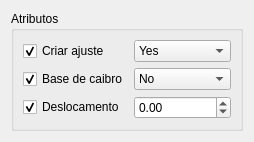
AtcSoftware/Plugin_Tessa, file Components/Component_TESSA_BASES/Resources/dialogs/Bases.Attributes.ui: the form before one commit.
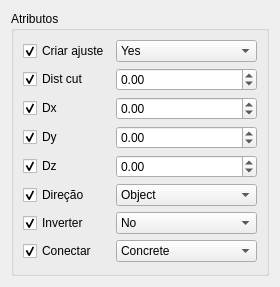
The form after the commit.

Diff of the .ui file:
```diff
--- a/Components/Component_TESSA_BASES/Resources/dialogs/Bases.Attributes.ui
+++ b/Components/Component_TESSA_BASES/Resources/dialogs/Bases.Attributes.ui
@@ -6,8 +6,8 @@
    <rect>
     <x>0</x>
     <y>0</y>
-    <width>254</width>
-    <height>123</height>
+    <width>280</width>
+    <height>287</height>
    </rect>
   </property>
   <property name="sizePolicy">
@@ -19,13 +19,13 @@
   <property name="windowTitle">
    <string>Beam Properties</string>
   </property>
-  <layout class="QGridLayout" name="gridLayout">
+  <layout class="QGridLayout" name="gridLayout_2">
    <item row="0" column="0">
     <widget class="QGroupBox" name="groupBox_2">
      <property name="title">
       <string>Atributos</string>
      </property>
-     <layout class="QGridLayout" name="gridLayout_2">
+     <layout class="QGridLayout" name="gridLayout">
       <item row="0" column="0">
        <widget class="QCheckBox" name="checkBoxToggleCreateFit">
         <property name="text">
@@ -75,9 +75,9 @@
        </widget>
       </item>
       <item row="1" column="0">
-       <widget class="QCheckBox" name="checkBoxToggleRafterBase">
+       <widget class="QCheckBox" name="checkBoxToggleMovCutZ">
         <property name="text">
-         <string>Base de caibro</string>
+         <string>Dist cut</string>
         </property>
         <property name="checked">
          <bool>true</bool>
@@ -91,18 +91,21 @@
        </widget>
       </item>
       <item row="1" column="1">
-       <widget class="QComboBox" name="comboBoxRafterBase">
-        <property name="sizePolicy">
-         <sizepolicy hsizetype="MinimumExpanding" vsizetype="Fixed">
-          <horstretch>0</horstretch>
-          <verstretch>0</verstretch>
-         </sizepolicy>
+       <widget class="QDoubleSpinBox" name="doubleSpinBoxMovCutZ">
+        <property name="sizeIncrement">
+         <size>
+          <width>0</width>
+          <height>0</height>
+         </size>
         </property>
-        <property name="currentText">
-         <string>No</string>
+        <property name="minimum">
+         <double>-100000000000.000000000000000</double>
         </property>
-        <property name="currentIndex">
-         <number>0</number>
+        <property name="maximum">
+         <double>100000000000.000000000000000</double>
+        </property>
+        <property name="value">
+         <double>0.000000000000000</double>
         </property>
         <property name="objectProperty" stdset="0">
          <string>RafterBase</string>
@@ -110,22 +113,12 @@
         <property name="widgetAction" stdset="0">
          <string/>
         </property>
-        <item>
-         <property name="text">
-          <string>No</string>
-         </property>
-        </item>
-        <item>
-         <property name="text">
-          <string>Yes</string>
-         </property>
-        </item>
        </widget>
       </item>
       <item row="2" column="0">
-       <widget class="QCheckBox" name="checkBoxToggleBaseDistance">
+       <widget class="QCheckBox" name="checkBoxToggleMovX">
         <property name="text">
-         <string>Deslocamento</string>
+         <string>Dx</string>
         </property>
         <property name="checked">
          <bool>true</bool>
@@ -139,7 +132,7 @@
        </widget>
       </item>
       <item row="2" column="1">
-       <widget class="QDoubleSpinBox" name="doubleSpinBoxBaseDistance">
+       <widget class="QDoubleSpinBox" name="doubleSpinBoxMovX">
         <property name="sizeIncrement">
          <size>
           <width>0</width>
@@ -163,6 +156,230 @@
         </property>
        </widget>
       </item>
+      <item row="3" column="0">
+       <widget class="QCheckBox" name="checkBoxToggleMovY">
+        <property name="text">
+         <string>Dy</string>
+        </property>
+        <property name="checked">
+         <bool>true</bool>
+        </property>
+        <property name="objectProperty" stdset="0">
+         <string>MovY</string>
+        </property>
+        <property name="widgetAction" stdset="0">
+         <string>toggleModifyProperty</string>
+        </property>
+       </widget>
+      </item>
+      <item row="3" column="1">
+       <widget class="QDoubleSpinBox" name="doubleSpinBoxMovY">
+        <property name="sizeIncrement">
+         <size>
+          <width>0</width>
+          <height>0</height>
+         </size>
+        </property>
+        <property name="minimum">
+         <double>-100000000000.000000000000000</double>
+        </property>
+        <property name="maximum">
+         <double>100000000000.000000000000000</double>
+        </property>
+        <property name="value">
+         <double>0.000000000000000</double>
+        </property>
+        <property name="objectProperty" stdset="0">
+         <string>MovY</string>
+        </property>
+        <property name="widgetAction" stdset="0">
+         <string/>
+        </property>
+       </widget>
+      </item>
+      <item row="4" column="0">
+       <widget class="QCheckBox" name="checkBoxToggleMovZ">
+        <property name="text">
+         <string>Dz</string>
+        </property>
+        <property name="checked">
+         <bool>true</bool>
+        </property>
+        <property name="objectProperty" stdset="0">
+         <string>MovZ</string>
+        </property>
+        <property name="widgetAction" stdset="0">
+         <string>toggleModifyProperty</string>
+        </property>
+       </widget>
+      </item>
+      <item row="4" column="1">
+       <widget class="QDoubleSpinBox" name="doubleSpinBoxMovZ">
+        <property name="sizeIncrement">
+         <size>
+          <width>0</width>
+          <height>0</height>
+         </size>
+        </property>
+        <property name="minimum">
+         <double>-100000000000.000000000000000</double>
+        </property>
+        <property name="maximum">
+         <double>100000000000.000000000000000</double>
+        </property>
+        <property name="value">
+         <double>0.000000000000000</double>
+        </property>
+        <property name="objectProperty" stdset="0">
+         <string>MovZ</string>
+        </property>
+        <property name="widgetAction" stdset="0">
+         <string/>
+        </property>
+       </widget>
+      </item>
+      <item row="5" column="0">
+       <widget class="QCheckBox" name="checkBoxToggleDirection">
+        <property name="text">
+         <string>Direção</string>
+        </property>
+        <property name="checked">
+         <bool>true</bool>
+        </property>
+        <property name="objectProperty" stdset="0">
+         <string notr="true">Direction</string>
+        </property>
+        <property name="widgetAction" stdset="0">
+         <string notr="true">toggleModifyProperty</string>
+        </property>
+       </widget>
+      </item>
+      <item row="5" column="1">
+       <widget class="QComboBox" name="comboBoxDirection">
+        <property name="currentText">
+         <string>Object</string>
+        </property>
+        <property name="currentIndex">
+         <number>0</number>
+        </property>
+        <property name="objectProperty" stdset="0">
+         <string notr="true">Direction</string>
+        </property>
+        <property name="widgetAction" stdset="0">
+         <string notr="true"/>
+        </property>
+        <item>
+         <property name="text">
+          <string>Object</string>
+         </property>
+        </item>
+        <item>
+         <property name="text">
+          <string>Working Plane</string>
+         </property>
+        </item>
+        <item>
+         <property name="text">
+          <string>Axis</string>
+         </property>
+        </item>
+       </widget>
+      </item>
+      <item row="6" column="0">
+       <widget class="QCheckBox" name="checkBoxToggleInvert">
+        <property name="text">
+         <string>Inverter</string>
+        </property>
+        <property name="checked">
+         <bool>true</bool>
+        </property>
+        <property name="objectProperty" stdset="0">
+         <string>Invert</string>
+        </property>
+        <property name="widgetAction" stdset="0">
+         <string>toggleModifyProperty</string>
+        </property>
+       </widget>
+      </item>
+      <item row="6" column="1">
+       <widget class="QComboBox" name="comboBoxInvert">
+        <property name="sizePolicy">
+         <sizepolicy hsizetype="MinimumExpanding" vsizetype="Fixed">
+          <horstretch>0</horstretch>
+          <verstretch>0</verstretch>
+         </sizepolicy>
+        </property>
+        <property name="currentText">
+         <string>No</string>
+        </property>
+        <property name="currentIndex">
+         <number>0</number>
+        </property>
+        <property name="objectProperty" stdset="0">
+         <string>Invert</string>
+        </property>
+        <property name="widgetAction" stdset="0">
+         <string/>
+        </property>
+        <item>
+         <property name="text">
+          <string>No</string>
+         </property>
+        </item>
+        <item>
+         <property name="text">
+          <string>Yes</string>
+         </property>
+        </item>
+       </widget>
+      </item>
+      <item row="7" column="0">
+       <widget class="QCheckBox" name="checkBoxToggleConnectTo">
+        <property name="text">
+         <string>Conectar</string>
+        </property>
+        <property name="checked">
+         <bool>true</bool>
+        </property>
+        <property name="objectProperty" stdset="0">
+         <string notr="true">ConnectTo</string>
+        </property>
+        <property name="widgetAction" stdset="0">
+         <string notr="true">toggleModifyProperty</string>
+        </property>
+       </widget>
+      </item>
+      <item row="7" column="1">
+       <widget class="QComboBox" name="comboBoxConnectTo">
+        <property name="currentText">
+         <string>Concrete</string>
+        </property>
+        <property name="currentIndex">
+         <number>0</number>
+        </property>
+        <property name="objectProperty" stdset="0">
+         <string notr="true">ConnectTo</string>
+        </property>
+        <property name="widgetAction" stdset="0">
+         <string notr="true"/>
+        </property>
+        <item>
+         <property name="text">
+          <string>Concrete</string>
+         </property>
+        </item>
+        <item>
+         <property name="text">
+          <string>Object</string>
+         </property>
+        </item>
+        <item>
+         <property name="text">
+          <string>None</string>
+         </property>
+        </item>
+       </widget>
+      </item>
      </layout>
     </widget>
    </item>
```
Left out of the diff: 8 changed lines with no effect on the pictures.
